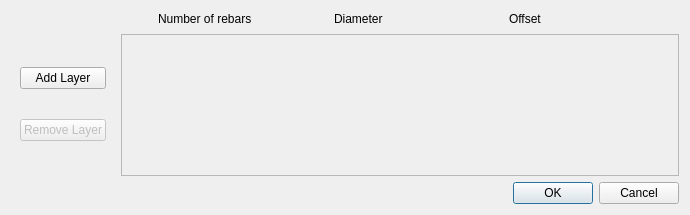
Above: BeamReinforcement/NumberDiameterOffset.ui from amrit3701/FreeCAD-Reinforcement before the change. Below: the same form after it.
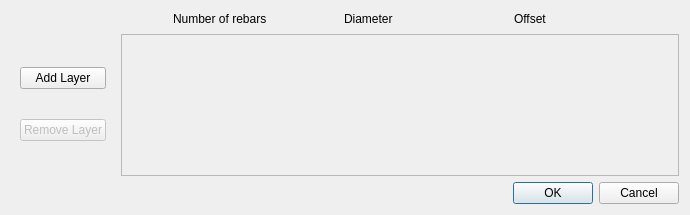
That is the form after the change.

Commit message: Complete implementation of NumberDiameterOffset ui

Patch:
```diff
--- a/BeamReinforcement/NumberDiameterOffset.ui
+++ b/BeamReinforcement/NumberDiameterOffset.ui
@@ -10,6 +10,12 @@
     <height>215</height>
    </rect>
   </property>
+  <property name="minimumSize">
+   <size>
+    <width>550</width>
+    <height>0</height>
+   </size>
+  </property>
   <property name="windowTitle">
    <string>Dialog</string>
   </property>
@@ -100,7 +106,7 @@
        </property>
        <property name="sizeHint" stdset="0">
         <size>
-         <width>37</width>
+         <width>52</width>
          <height>17</height>
         </size>
        </property>
```
The commit also changes 2 other files.
